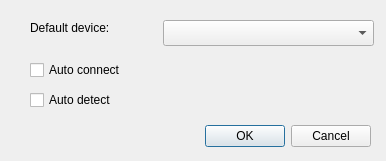
dirkjankrijnders/universal_decoder, file decconf/ui/preferences.ui: the form before one commit.
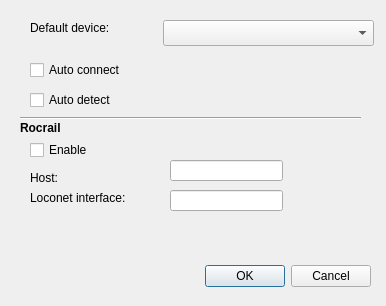
The form after the commit.

Commit message: Start of support for rocrail connectivity

The edit to the form file:
```diff
--- a/decconf/ui/preferences.ui
+++ b/decconf/ui/preferences.ui
@@ -7,7 +7,7 @@
     <x>0</x>
     <y>0</y>
     <width>386</width>
-    <height>161</height>
+    <height>306</height>
    </rect>
   </property>
   <property name="windowTitle">
@@ -17,7 +17,7 @@
    <property name="geometry">
     <rect>
      <x>30</x>
-     <y>120</y>
+     <y>260</y>
      <width>341</width>
      <height>32</height>
     </rect>
@@ -78,6 +78,97 @@
     <string>Auto detect</string>
    </property>
   </widget>
+  <widget class="Line" name="line">
+   <property name="geometry">
+    <rect>
+     <x>20</x>
+     <y>110</y>
+     <width>341</width>
+     <height>16</height>
+    </rect>
+   </property>
+   <property name="orientation">
+    <enum>Qt::Horizontal</enum>
+   </property>
+  </widget>
+  <widget class="QCheckBox" name="checkBox">
+   <property name="geometry">
+    <rect>
+     <x>30</x>
+     <y>140</y>
+     <width>87</width>
+     <height>20</height>
+    </rect>
+   </property>
+   <property name="text">
+    <string>Enable</string>
+   </property>
+  </widget>
+  <widget class="QLineEdit" name="lineEdit">
+   <property name="geometry">
+    <rect>
+     <x>170</x>
+     <y>160</y>
+     <width>113</width>
+     <height>21</height>
+    </rect>
+   </property>
+  </widget>
+  <widget class="QLabel" name="label_2">
+   <property name="geometry">
+    <rect>
+     <x>30</x>
+     <y>170</y>
+     <width>81</width>
+     <height>16</height>
+    </rect>
+   </property>
+   <property name="text">
+    <string>Host:</string>
+   </property>
+  </widget>
+  <widget class="QLabel" name="label_3">
+   <property name="geometry">
+    <rect>
+     <x>30</x>
+     <y>190</y>
+     <width>161</width>
+     <height>16</height>
+    </rect>
+   </property>
+   <property name="text">
+    <string>Loconet interface:</string>
+   </property>
+  </widget>
+  <widget class="QLabel" name="label_4">
+   <property name="geometry">
+    <rect>
+     <x>20</x>
+     <y>120</y>
+     <width>60</width>
+     <height>16</height>
+    </rect>
+   </property>
+   <property name="font">
+    <font>
+     <weight>75</weight>
+     <bold>true</bold>
+    </font>
+   </property>
+   <property name="text">
+    <string>Rocrail</string>
+   </property>
+  </widget>
+  <widget class="QLineEdit" name="lineEdit_2">
+   <property name="geometry">
+    <rect>
+     <x>170</x>
+     <y>190</y>
+     <width>113</width>
+     <height>21</height>
+    </rect>
+   </property>
+  </widget>
  </widget>
  <resources/>
  <connections>
```
The commit also changes 2 other files.
